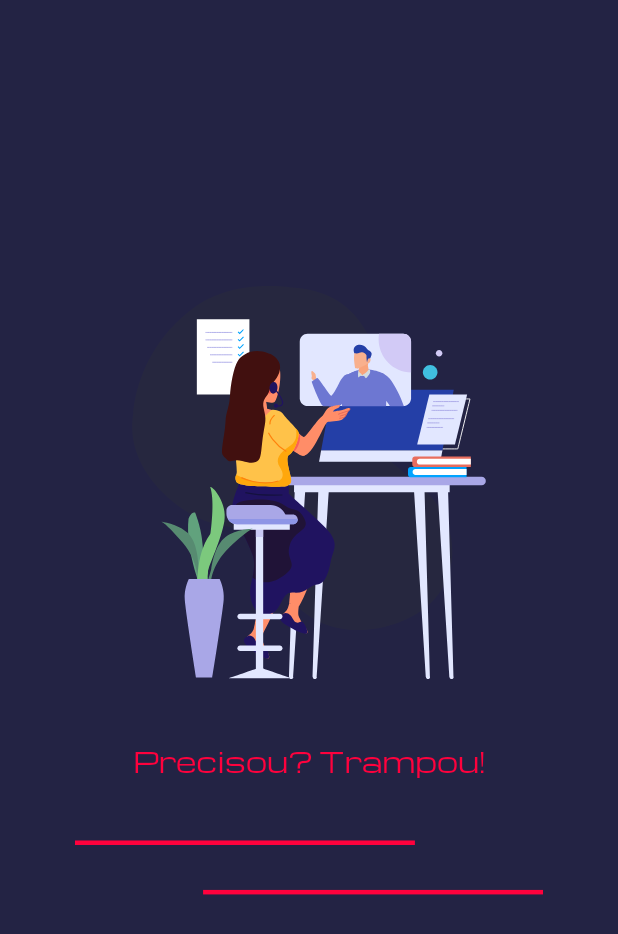
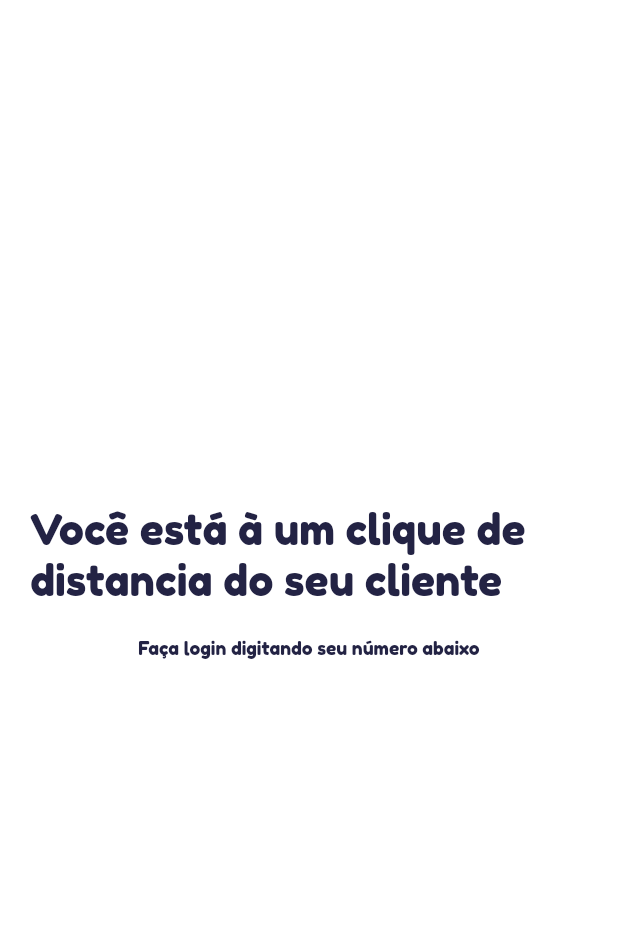
Before and after one commit to cacciatorieric/trampim, a Flutter app: the first screen one second after launch, on a phone screen of 412 x 824 dp. Shown: the top 934 px of the screen. Run offline on Flutter 3.47's test engine with Material 2 defaults, Android fonts, the light colour scheme and no system bars; our stand-ins replace liquid_swipe, lottie.

Commit message:
pagina de login 1

```diff
--- a/trampoo/lib/main.dart
+++ b/trampoo/lib/main.dart
@@ -1,5 +1,6 @@
 import 'package:flutter/material.dart';
-import 'package:trampoo/screens/register_screen.dart';
+import 'package:trampoo/screens/intro_screen.dart';
+import 'package:trampoo/screens/login_screen.dart';
 import 'package:trampoo/screens/splash_screen.dart';
 
 void main() {
@@ -22,7 +23,7 @@ class MyApp extends StatelessWidget {
           tertiary: Colors.white,
         ),
       ),
-      home: SplashScreen(),
+      home: LoginScreen(),
     );
   }
 }
--- a/trampoo/lib/screens/register_screen.dart
+++ b/trampoo/lib/screens/intro_screen.dart
@@ -5,8 +5,8 @@ import 'package:trampoo/fragments/fragment_three.dart';
 import 'package:trampoo/fragments/fragment_two.dart';
 import 'package:trampoo/fragments/fragmente_one.dart';
 
-class RegisterScreen extends StatelessWidget {
-  RegisterScreen({Key? key}) : super(key: key);
+class IntroScreen extends StatelessWidget {
+  IntroScreen({Key? key}) : super(key: key);
 
   final List<Widget> pages = [
     const FragmentLogo(),
--- /dev/null
+++ b/trampoo/lib/screens/login_screen.dart
@@ -0,0 +1,54 @@
+import 'package:flutter/material.dart';
+
+class LoginScreen extends StatelessWidget {
+  LoginScreen({
+    Key? key,
+  }) : super(key: key);
+
+  TextEditingController? controller;
+
+  @override
+  Widget build(BuildContext context) {
+    return Scaffold(
+      body: Container(
+        width: double.infinity,
+        height: double.infinity,
+        color: Colors.white,
+        child: Column(
+          mainAxisAlignment: MainAxisAlignment.center,
+          //crossAxisAlignment: CrossAxisAlignment.stretch,
+          children: [
+            Padding(
+              padding: const EdgeInsets.only(
+                //top: 55,
+                bottom: 20,
+                left: 20,
+                right: 20,
+              ),
+              child: Text(
+                'Você está à um clique de distancia do seu cliente',
+                style: TextStyle(
+                  color: Theme.of(context).colorScheme.primary,
+                  fontSize: 28,
+                  fontFamily: 'Fredoka',
+                ),
+              ),
+            ),
+            Text(
+              'Faça login digitando seu número abaixo',
+              style: TextStyle(
+                color: Theme.of(context).colorScheme.primary,
+                fontSize: 12,
+                fontFamily: 'Fredoka',
+              ),
+            ),
+            TextFormField(
+              controller: controller,
+              keyboardType: TextInputType.phone,
+            )
+          ],
+        ),
+      ),
+    );
+  }
+}
--- a/trampoo/lib/screens/splash_screen.dart
+++ b/trampoo/lib/screens/splash_screen.dart
@@ -1,7 +1,7 @@
 import 'dart:async';
 import 'package:flutter/material.dart';
 import 'package:lottie/lottie.dart';
-import 'package:trampoo/screens/register_screen.dart';
+import 'package:trampoo/screens/intro_screen.dart';
 
 class SplashScreen extends StatefulWidget {
   const SplashScreen({Key? key}) : super(key: key);
@@ -11,18 +11,21 @@ class SplashScreen extends StatefulWidget {
 }
 
 class _SplashScreenState extends State<SplashScreen> {
-  @override
-  void initState() {
-    Timer(const Duration(seconds: 5), () {
-      Navigator.pushReplacement(
-        context,
-        MaterialPageRoute(
-          builder: (context) => RegisterScreen(),
-        ),
-      );
-    });
-    super.initState();
-  }
+  // @override
+  // void initState() {
+  //   Timer(
+  //     const Duration(seconds: 5),
+  //     () {
+  //       Navigator.pushReplacement(
+  //         context,
+  //         MaterialPageRoute(
+  //           builder: (context) => IntroScreen(),
+  //         ),
+  //       );
+  //     },
+  //   );
+  //   super.initState();
+  // }
 
   @override
   Widget build(BuildContext context) {
@@ -45,7 +48,7 @@ class _SplashScreenState extends State<SplashScreen> {
               ),
             ),
             Positioned(
-              top: size.height * 0.6,
+              bottom: 200,
               child: Text(
                 'Precisou? Trampou!',
                 style: TextStyle(
@@ -56,7 +59,7 @@ class _SplashScreenState extends State<SplashScreen> {
               ),
             ),
             Positioned(
-              top: size.height * 0.68,
+              bottom: 180,
               left: 50,
               child: Container(
                 height: 3,
@@ -65,7 +68,7 @@ class _SplashScreenState extends State<SplashScreen> {
               ),
             ),
             Positioned(
-              top: size.height * 0.72,
+              bottom: 160,
               right: 50,
               child: Container(
                 height: 3,
```
Also changed, not shown: trampoo/lib/model/usuario.dart (added, +8 -0 lines).
